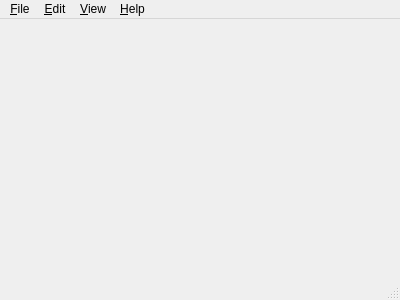
First picture: the form in forms/mainwindow.ui, repository VixenWorksAI/test-repo, before the edit.
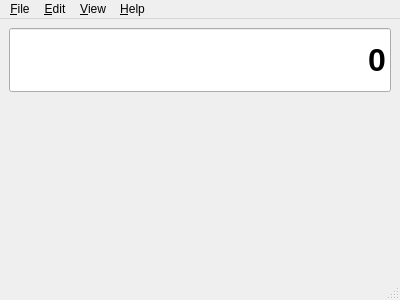
Second picture: the form after the edit.

Commit message: feat(agent): Design Placeholder for Numeric Display [task:E1-S3-T1]

What changed in the file:
```diff
--- a/forms/mainwindow.ui
+++ b/forms/mainwindow.ui
@@ -13,7 +13,67 @@
   <property name="windowTitle">
    <string>Calculator</string>
   </property>
-  <widget class="QWidget" name="centralwidget"/>
+  <widget class="QWidget" name="centralwidget">
+   <layout class="QVBoxLayout" name="centralLayout">
+    <item>
+     <widget class="QLineEdit" name="displayEdit">
+      <property name="sizePolicy">
+       <sizepolicy hsizetype="Expanding" vsizetype="Fixed">
+        <horstretch>0</horstretch>
+        <verstretch>0</verstretch>
+       </sizepolicy>
+      </property>
+      <property name="minimumSize">
+       <size>
+        <width>0</width>
+        <height>64</height>
+       </size>
+      </property>
+      <property name="text">
+       <string>0</string>
+      </property>
+      <property name="alignment">
+       <set>Qt::AlignRight|Qt::AlignTrailing|Qt::AlignVCenter</set>
+      </property>
+      <property name="readOnly">
+       <bool>true</bool>
+      </property>
+      <property name="placeholderText">
+       <string>0</string>
+      </property>
+      <property name="clearButtonEnabled">
+       <bool>false</bool>
+      </property>
+      <property name="font">
+       <font>
+        <pointsize>24</pointsize>
+        <weight>75</weight>
+        <bold>true</bold>
+       </font>
+      </property>
+      <property name="objectName" stdset="0">
+       <string notr="true">displayEdit</string>
+      </property>
+     </widget>
+    </item>
+    <item>
+     <widget class="QWidget" name="keypadPlaceholder" native="true">
+      <property name="sizePolicy">
+       <sizepolicy hsizetype="Expanding" vsizetype="Expanding">
+        <horstretch>0</horstretch>
+        <verstretch>0</verstretch>
+       </sizepolicy>
+      </property>
+      <property name="minimumSize">
+       <size>
+        <width>0</width>
+        <height>0</height>
+       </size>
+      </property>
+     </widget>
+    </item>
+   </layout>
+  </widget>
   <widget class="QMenuBar" name="menubar">
    <widget class="QMenu" name="menuFile">
     <property name="title">
```
The commit also changes 2 other files.
